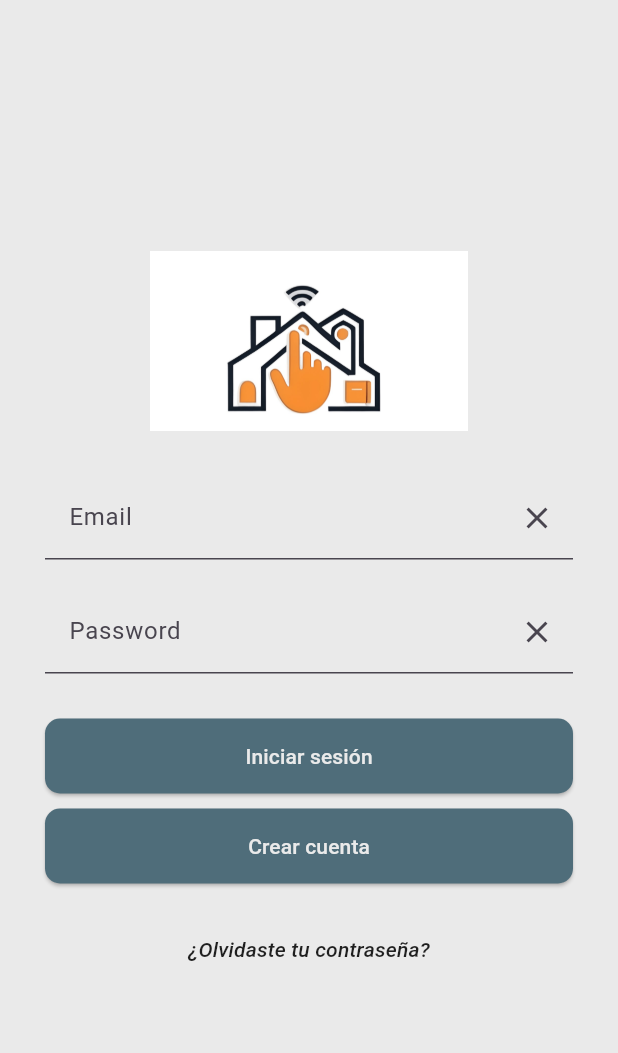
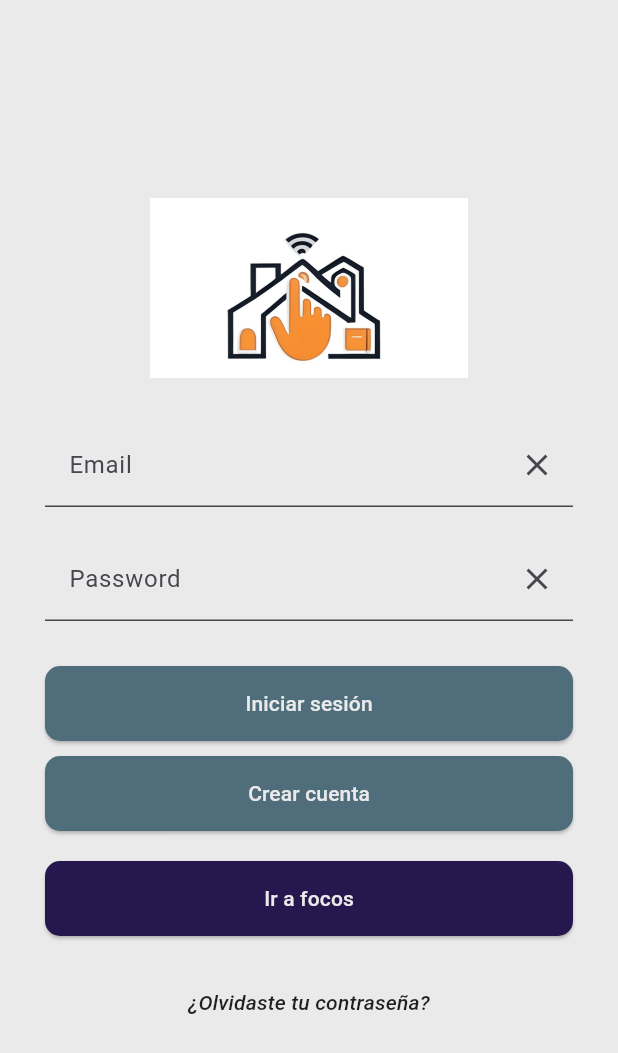
Before and after one commit to Forajido24/Home, a Flutter app: the screen it shows after launch, on a phone screen of 412 x 824 dp. Shown: the top 1053 px of the screen. Run offline on Flutter 3.47's test engine with Material 3 defaults, Android fonts, the phone set to English and light mode, and no system bars; our stand-ins replace firebase_auth, firebase_core, geolocator; accounts and stored records are empty.

Commit message:
Boton rapido

```diff
--- a/lib/routes/file_routes.dart
+++ b/lib/routes/file_routes.dart
@@ -1,6 +1,7 @@
 
 
 import 'package:flutter/material.dart';
+import 'package:hestek_v01/screens/focos_screen.dart';
 import 'package:hestek_v01/screens/home_screen.dart';
 import 'package:hestek_v01/screens/login_screen.dart';
 import 'package:hestek_v01/screens/register_screen.dart';
@@ -11,11 +12,13 @@ class FileRoutes {
   static const login = "/login";
   static const register = "/register";
   static const home= "/home";
+  static const focos= "/focos";
 
   static Map<String, WidgetBuilder> routes={
     splash: (context)=> Splash(),
     login: (context)=> LoginScreen(),
     register: (context)=> RegisterScreen(),
-    home: (context)=> Inicio()
+    home: (context)=> Inicio(),
+    focos: (context)=> FocosScreen()
   };
 }
--- a/lib/screens/login_screen.dart
+++ b/lib/screens/login_screen.dart
@@ -33,6 +33,10 @@ class _LoginScreenState extends State<LoginScreen> {
 
   void _goToRegister() {
     Navigator.pushNamed(context, FileRoutes.register);
+  }
+
+  void _goToFocos(){
+    Navigator.pushNamed(context, FileRoutes.focos);
   }
 
   void _goToRecoverPassword() {
@@ -110,6 +114,8 @@ class _LoginScreenState extends State<LoginScreen> {
               const SizedBox(height: 10),
 
               // Botón Crear cuenta
+
+
               SizedBox(
                 width: double.infinity,
                 child: ElevatedButton(
@@ -127,6 +133,23 @@ class _LoginScreenState extends State<LoginScreen> {
               ),
 
               const SizedBox(height: 20),
+              SizedBox(
+                width: double.infinity,
+                child: ElevatedButton(
+                  onPressed: _goToFocos,
+                  style: ElevatedButton.styleFrom(
+                    backgroundColor: const Color.fromARGB(255, 38, 24, 78),
+                    foregroundColor: const Color(0xFFEAEAEA),
+                    padding: const EdgeInsets.symmetric(vertical: 15),
+                    shape: RoundedRectangleBorder(
+                      borderRadius: BorderRadius.circular(10),
+                    ),
+                  ),
+                  child: const Text('Ir a focos'),
+                ),
+              ),
+
+              const SizedBox(height: 20),
 
               // Texto: ¿Olvidaste tu contraseña?
               TextButton(
@@ -140,6 +163,8 @@ class _LoginScreenState extends State<LoginScreen> {
                   ),
                 ),
               ),
+
+
             ],
           ),
         ),
```
